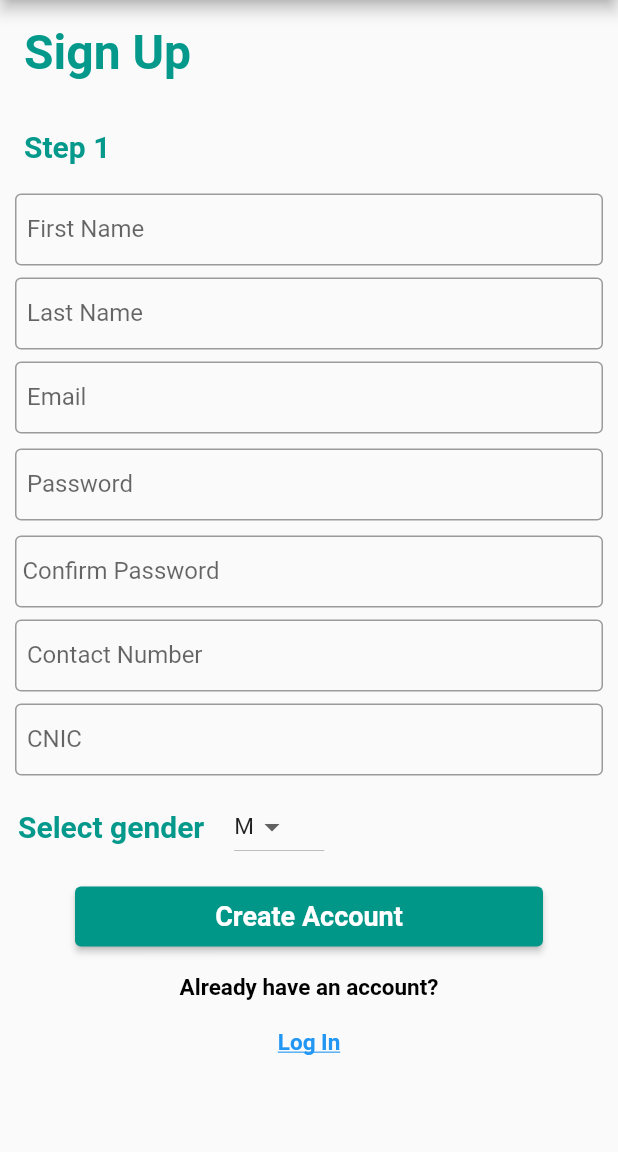
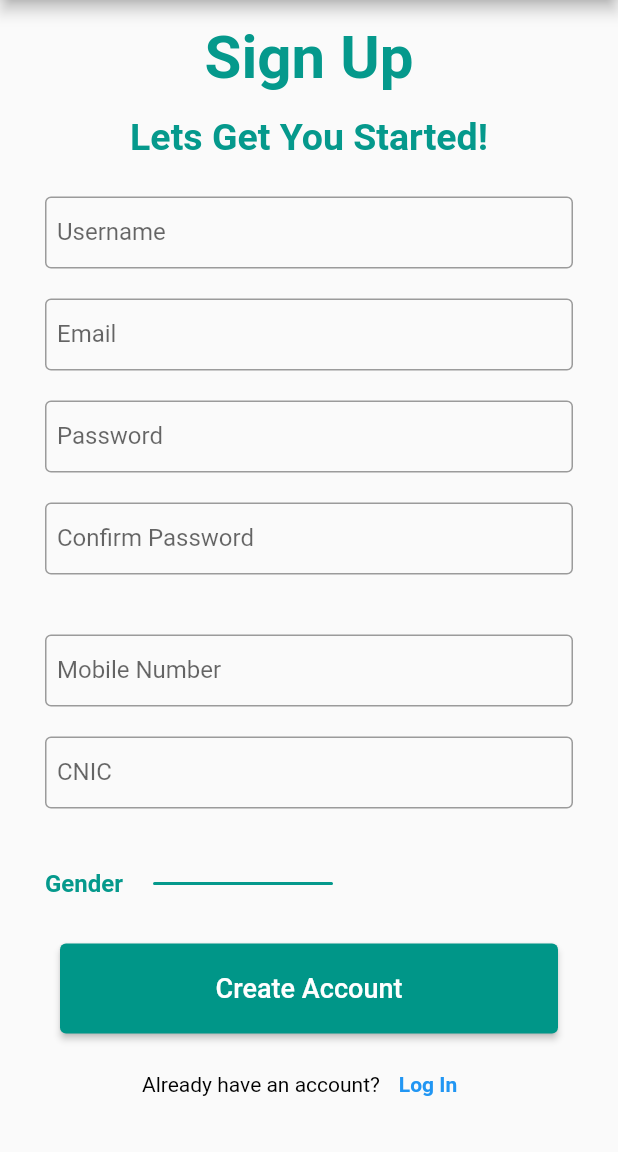
Before and after one commit to Aisha1600/CarpoolFrontend, a Flutter app: the SignUp screen opened directly, on a phone screen of 412 x 824 dp, the part 84-1236 px from its top. Run offline on Flutter 3.47's test engine with Material 2 defaults, Android fonts, the phone set to English and light mode, and no system bars; Roboto replaces fonts that are missing (PalanquinDark-Medium, PalanquinDark-Regular).

Commit message:
new changes

```diff
--- a/lib/main.dart
+++ b/lib/main.dart
@@ -20,8 +20,7 @@ class MyApp extends StatelessWidget {
     return MaterialApp(
       title: 'Carpool Application',
       theme: ThemeData(
-        primarySwatch: Colors.teal,
-      ),
+          primarySwatch: Colors.teal, fontFamily: 'PalanquinDark-Medium'),
       home: const MyHomePage(title: 'Carpool Application'),
     );
   }
--- a/lib/sign_up.dart
+++ b/lib/sign_up.dart
@@ -1,9 +1,7 @@
 import 'package:flutter/material.dart';
-import 'car_details.dart';
 import 'dart:convert';
 import 'package:http/http.dart' as http;
 import 'log_in.dart';
-import 'package:postgres/postgres.dart';
 
 // ignore: unnecessary_import
 //made a class to store all the fields in an object
@@ -43,8 +41,6 @@ class SignUp extends StatefulWidget {
   @override
   State<SignUp> createState() => _SignUp();
 }
-
-String dropdownValue = 'M';
 
 class _SignUp extends State<SignUp> {
   TextEditingController fnameController = TextEditingController();
@@ -94,160 +90,165 @@ class _SignUp extends State<SignUp> {
       body: Center(
         child: ListView(children: <Widget>[
           Container(
-            alignment: Alignment.topLeft,
-            padding: const EdgeInsets.all(16),
+              alignment: Alignment.center,
+              padding: const EdgeInsets.all(15),
               child: const Text(
                 'Sign Up',
                 style: TextStyle(
                   color: Color(0xFF05998c), // Will work,
                   fontWeight: FontWeight.bold,
-                fontSize: 32,
+                  fontSize: 40,
                 ),
               )),
           Container(
-            alignment: Alignment.topLeft,
-            padding: const EdgeInsets.all(16),
+              alignment: Alignment.center,
+              padding: const EdgeInsets.fromLTRB(0, 0, 0, 15),
               child: const Text(
-              'Step 1',
+                'Lets Get You Started!',
                 style: TextStyle(
                     color: Color(0xFF05998c), // Will work,
                     fontWeight: FontWeight.bold,
-                fontSize: 20,
-              ),
+                    fontSize: 25,
+                    fontFamily: 'PalanquinDark-Medium'),
               )),
           Container(
-          padding: const EdgeInsets.fromLTRB(10, 4, 10, 4),
+            padding: const EdgeInsets.fromLTRB(30, 10, 30, 10),
             child: TextField(
               controller: fnameController,
               decoration: const InputDecoration(
+                labelText: 'Username',
+                labelStyle: TextStyle(fontFamily: 'PalanquinDark-Regular'),
                 border: OutlineInputBorder(),
-              labelText: 'First Name',
-              contentPadding: EdgeInsets.symmetric(vertical: 6, horizontal: 8),
+                contentPadding:
+                    EdgeInsets.symmetric(vertical: 8, horizontal: 8),
               ),
             ),
           ),
+          // Container(
+          //   padding: const EdgeInsets.fromLTRB(10, 10, 10, 10),
+          //   child: TextField(
+          //     controller: lnameController,
+          //     decoration: const InputDecoration(
+          //       border: OutlineInputBorder(),
+          //       labelText: 'Last Name',
+          //       contentPadding: EdgeInsets.symmetric(vertical: 8, horizontal: 8),
+          //     ),
+          //   ),
+          // ),
           Container(
-          padding: const EdgeInsets.fromLTRB(10, 4, 10, 4),
-          child: TextField(
-            controller: lnameController,
-            decoration: const InputDecoration(
-              border: OutlineInputBorder(),
-              labelText: 'Last Name',
-              contentPadding: EdgeInsets.symmetric(vertical: 6, horizontal: 8),
-            ),
-          ),
-        ),
-        Container(
-          padding: const EdgeInsets.fromLTRB(10, 4, 10, 4),
+            padding: const EdgeInsets.fromLTRB(30, 10, 30, 10),
             child: TextField(
               obscureText: false,
               controller: emailController,
               decoration: const InputDecoration(
                 border: OutlineInputBorder(),
                 labelText: 'Email',
-              contentPadding: EdgeInsets.symmetric(vertical: 6, horizontal: 8),
+                labelStyle: TextStyle(fontFamily: 'PalanquinDark-Regular'),
+                contentPadding:
+                    EdgeInsets.symmetric(vertical: 8, horizontal: 8),
               ),
             ),
           ),
           Container(
-          padding: const EdgeInsets.fromLTRB(10, 6, 10, 6),
+            padding: const EdgeInsets.fromLTRB(30, 10, 30, 10),
             child: TextField(
               obscureText: true,
               controller: passwordController,
               decoration: const InputDecoration(
                 border: OutlineInputBorder(),
                 labelText: 'Password',
-              contentPadding: EdgeInsets.symmetric(vertical: 6, horizontal: 8),
+                labelStyle: TextStyle(fontFamily: 'PalanquinDark-Regular'),
+                contentPadding:
+                    EdgeInsets.symmetric(vertical: 8, horizontal: 8),
               ),
             ),
           ),
           Container(
-          padding: const EdgeInsets.fromLTRB(10, 4, 10, 4),
+            padding: const EdgeInsets.fromLTRB(30, 10, 30, 10),
             child: TextField(
               obscureText: true,
               controller: passwordController,
               decoration: const InputDecoration(
                 border: OutlineInputBorder(),
                 labelText: 'Confirm Password',
-              contentPadding: EdgeInsets.symmetric(vertical: 6, horizontal: 5),
+                labelStyle: TextStyle(fontFamily: 'PalanquinDark-Regular'),
+                contentPadding:
+                    EdgeInsets.symmetric(vertical: 8, horizontal: 8),
               ),
             ),
           ),
+          const SizedBox(
+            width: 20,
+            height: 20,
+          ),
           Container(
-          padding: const EdgeInsets.fromLTRB(10, 4, 10, 4),
+            padding: const EdgeInsets.fromLTRB(30, 10, 30, 10),
             child: TextField(
               keyboardType: TextInputType.number,
               controller: phoneController,
               decoration: const InputDecoration(
                 border: OutlineInputBorder(),
-              labelText: 'Contact Number',
-              contentPadding: EdgeInsets.symmetric(vertical: 4, horizontal: 8),
+                labelText: 'Mobile Number',
+                labelStyle: TextStyle(fontFamily: 'PalanquinDark-Regular'),
+                contentPadding:
+                    EdgeInsets.symmetric(vertical: 8, horizontal: 8),
               ),
             ),
           ),
           Container(
-          padding: const EdgeInsets.fromLTRB(10, 4, 10, 4),
+            padding: const EdgeInsets.fromLTRB(30, 10, 30, 10),
             child: TextField(
               keyboardType: TextInputType.number,
               controller: cnicController,
               decoration: const InputDecoration(
                 border: OutlineInputBorder(),
                 labelText: 'CNIC',
+                labelStyle: TextStyle(fontFamily: 'PalanquinDark-Regular'),
                 contentPadding: EdgeInsets.symmetric(
-                  vertical: 6,
+                    vertical: 8,
                     horizontal: 8), // Set vertical padding to 8 pixels
               ),
             ),
           ),
+          const SizedBox(
+            width: 20,
+            height: 20,
+          ),
           Container(
-            width: 50,
-            padding: const EdgeInsets.fromLTRB(12, 6, 12, 6),
-            child: Row(
-              children: [
+            padding: const EdgeInsets.fromLTRB(30, 10, 30, 10),
+            child: Row(children: [
               const Text(
-                  'Select gender',
+                'Gender',
                 style: TextStyle(
                   color: Color(0xFF05998c), // Will work,
                   fontWeight: FontWeight.bold,
-                    fontSize: 20,
+                  fontSize: 16,
                 ),
               ),
               const SizedBox(
                 width: 20,
+                height: 20,
               ),
               Container(
-                  width: 60,
-                  child: DropdownButton<String>(
-                    value: dropdownValue,
-                    items: <String>['M', 'F']
-                        .map<DropdownMenuItem<String>>((String value) {
-                      return DropdownMenuItem<String>(
-                        value: value,
-                        child: Text(
-                          value,
-                          style: const TextStyle(fontSize: 15),
+                width: 120,
+                decoration: BoxDecoration(
+                  borderRadius:
+                      BorderRadius.circular(20), // set the border radius
+                  border: Border.all(
+                    color: const Color(0xFF05998c),
+                  ), // set the border color
                 ),
-                      );
-                    }).toList(),
-                    onChanged: (String? newValue) {
-                      setState(() {
-                        dropdownValue = newValue!;
-                      });
-                    },
+                // child:
               ),
+            ]),
           ),
-              ],
-            )),
           Container(
-            height: 60,
-            padding: const EdgeInsets.fromLTRB(50, 10, 50, 10),
+              height: 90,
+              padding: const EdgeInsets.fromLTRB(40, 20, 40, 10),
               child: ElevatedButton(
                   child: const Text(
                     'Create Account',
-                  style: TextStyle(
-                      fontWeight: FontWeight.bold,
-                      fontSize: 18,
-                      color: Colors.white),
+                    style: TextStyle(fontSize: 18, color: Colors.white),
                   ),
                   onPressed: () async {
                     //final conn = await getConnection();
@@ -259,13 +260,10 @@ class _SignUp extends State<SignUp> {
                           phone: phoneController.text,
                           cnic: cnicController.text,
                           email: emailController.text,
-                        gender: dropdownValue);
+                          gender: " ");
                       try {
-                      final client = http.Client();
                         final jsonData = jsonEncode(
                             form.toJson()); //converts the data to json format
-                      print(jsonData);
-                      print(json.decode(jsonData));
                         final response = await http.post(
                           Uri.parse('http://localhost:5000/member/SignUp'),
                           headers: {'Content-Type': 'application/json'},
@@ -287,21 +285,17 @@ class _SignUp extends State<SignUp> {
                       }
                     }
                   })),
-        Container(
-            alignment: Alignment.center,
-            padding: const EdgeInsets.all(8),
-            child: const Text(
+          Center(
+              child:
+                  Row(mainAxisAlignment: MainAxisAlignment.center, children: [
+            const Text(
               'Already have an account?',
               style: TextStyle(
                 color: Colors.black, // Will work,
-                fontWeight: FontWeight.bold,
-                fontSize: 15,
+                fontSize: 14,
               ),
-            )),
-        SizedBox(
-            width: 20,
-            height: 40,
-            child: TextButton(
+            ),
+            TextButton(
               onPressed: () async {
                 //API
                 Navigator.push(
@@ -313,13 +307,18 @@ class _SignUp extends State<SignUp> {
                 'Log In',
                 style: TextStyle(
                   color: Colors.blue, // Will work,
-                  fontSize: 15,
+                  fontSize: 14,
                   fontWeight: FontWeight.bold,
-                  decoration: TextDecoration.underline,
                 ),
               ),
-            )),
+            ),
           ])),
+          const SizedBox(
+            width: 40,
+            height: 10,
+          )
+        ]),
+      ),
     );
   }
 }
```
Also changed, not shown: assets/fonts/OFL.txt (added, +93 -0 lines), lib/select_role.dart (deleted, +0 -16 lines), lib/sign_up_two.dart (deleted, +0 -16 lines), pubspec.yaml (+17 -6 lines), assets/fonts/PalanquinDark-Bold.ttf (added), assets/fonts/PalanquinDark-Medium.ttf (added), assets/fonts/PalanquinDark-Regular.ttf (added), assets/fonts/PalanquinDark-SemiBold.ttf (added), lib/assets/map.png (deleted). Lines whose indentation alone changed are shown as unchanged.
